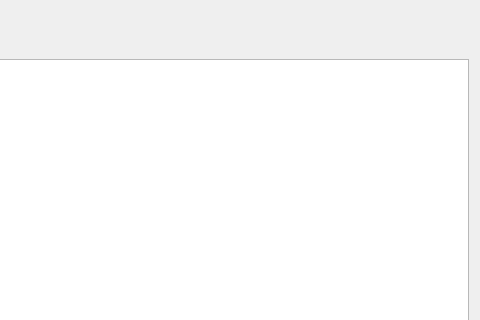
Above: Sources/App/Server/server.ui from timattt/Cognitia-II before the change; both pictures show x 603 to 1083 and y 0 to 320 of the 1083 by 678 pixel window. Below: the same form after it.
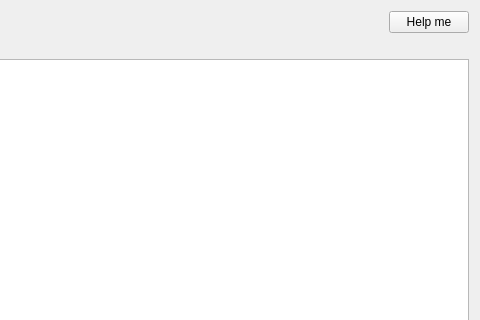
That is the form after the change.

Commit message: Servevr, Mentor\Student client | Added HELP!

Patch:
```diff
--- a/Sources/App/Server/server.ui
+++ b/Sources/App/Server/server.ui
@@ -50,6 +50,13 @@
        </property>
       </spacer>
      </item>
+     <item>
+      <widget class="QPushButton" name="helpButton">
+       <property name="text">
+        <string>Help me</string>
+       </property>
+      </widget>
+     </item>
     </layout>
    </item>
    <item>
```
The commit also changes 13 other files.
